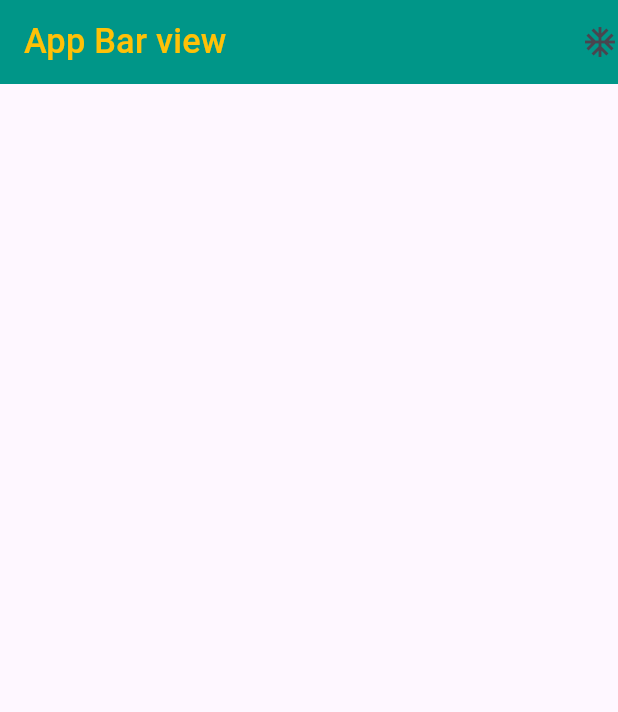
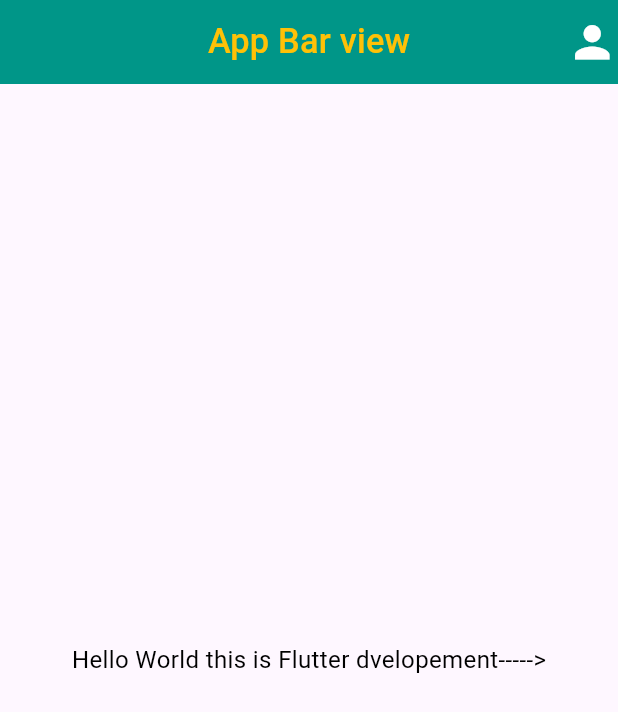
Before and after one commit to Gulshid/Chat-App, a Flutter app: the screen it shows after launch, on a phone screen of 412 x 824 dp. Shown: the top 712 px of the screen. Run offline on Flutter 3.47's test engine with Material 3 defaults, Android fonts, the phone set to English and light mode, and no system bars; our stand-ins replace flutter_screenutil.

Commit message:
Flutter practrce repo

```diff
--- a/chat_app/lib/view_/home_view.dart
+++ b/chat_app/lib/view_/home_view.dart
@@ -1,4 +1,5 @@
 import 'package:flutter/material.dart';
+import 'package:flutter_screenutil/flutter_screenutil.dart';
 
 class HomeView extends StatefulWidget {
   const HomeView({super.key});
@@ -12,10 +13,17 @@ class _HomeViewState extends State<HomeView> {
   Widget build(BuildContext context) {
     return Scaffold(
       appBar: AppBar(
-        actions: [
-          Icon(Icons.ac_unit_outlined)
+        actions: [Icon(Icons.person, color: Colors.white, size: 30.sp,)],
+        centerTitle: true,
+        title: Text('App Bar view', style: TextStyle(color: Colors.amber)),
+      ),
+
+      body: Column(
+        mainAxisAlignment: MainAxisAlignment.center,
+        crossAxisAlignment: CrossAxisAlignment.center,
+        children: [
+          Center(child: Text('Hello World this is Flutter dvelopement----->', style: TextStyle(color: Colors.black),))
         ],
-        title: Text('App Bar view', style: TextStyle(color: Colors.amber),),
       ),
     );
   }
```
Also changed, not shown: 1 other file.
